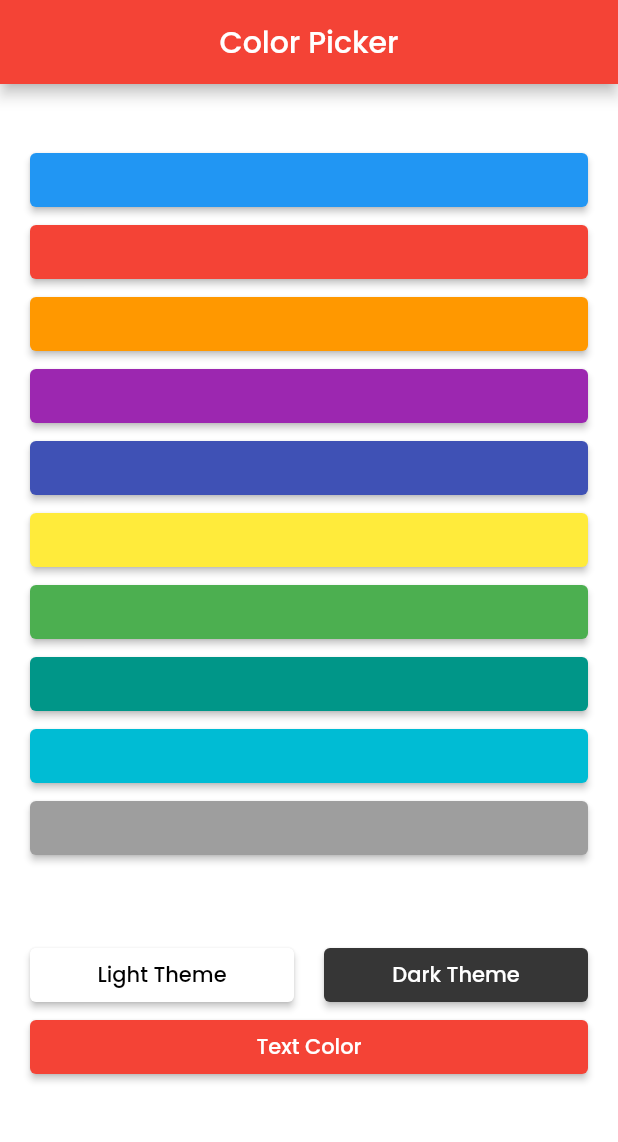
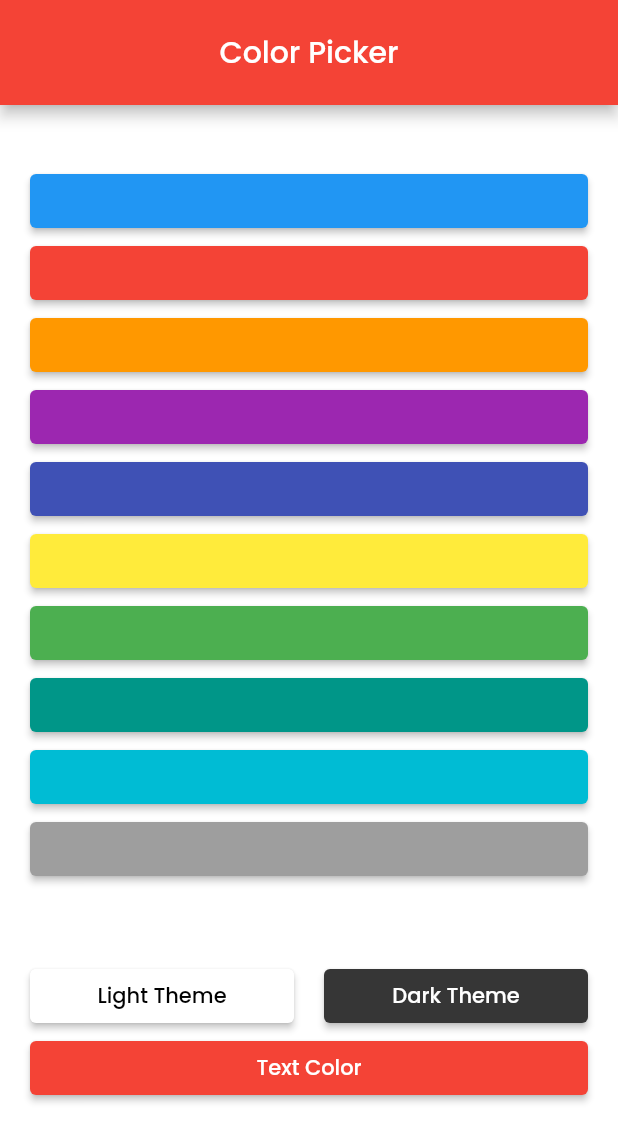
Before and after one commit to nick747/f_color_picker, a Flutter app: the screen it shows after launch, on a phone screen of 412 x 824 dp. Shown: the top 1142 px of the screen. Run offline on Flutter 3.47's test engine with Material 2 defaults, Android fonts, the phone set to English and light mode, and no system bars; our stand-ins replace google_fonts.

Commit message:
Changed AppBar height

```diff
--- a/lib/view/home_screen.dart
+++ b/lib/view/home_screen.dart
@@ -27,6 +27,7 @@ class _MyHomePageState extends State<MyHomePage> {
         title: Text('Color Picker', style: TextStyle(color: secondaryColor ? Colors.white : Colors.black),),
         backgroundColor: appBarColor,
         centerTitle: true,
+        toolbarHeight: 70, // Set just to see better the difference of the colours, comment to disable
       ),
       body: Center(
           child: Padding(
```
